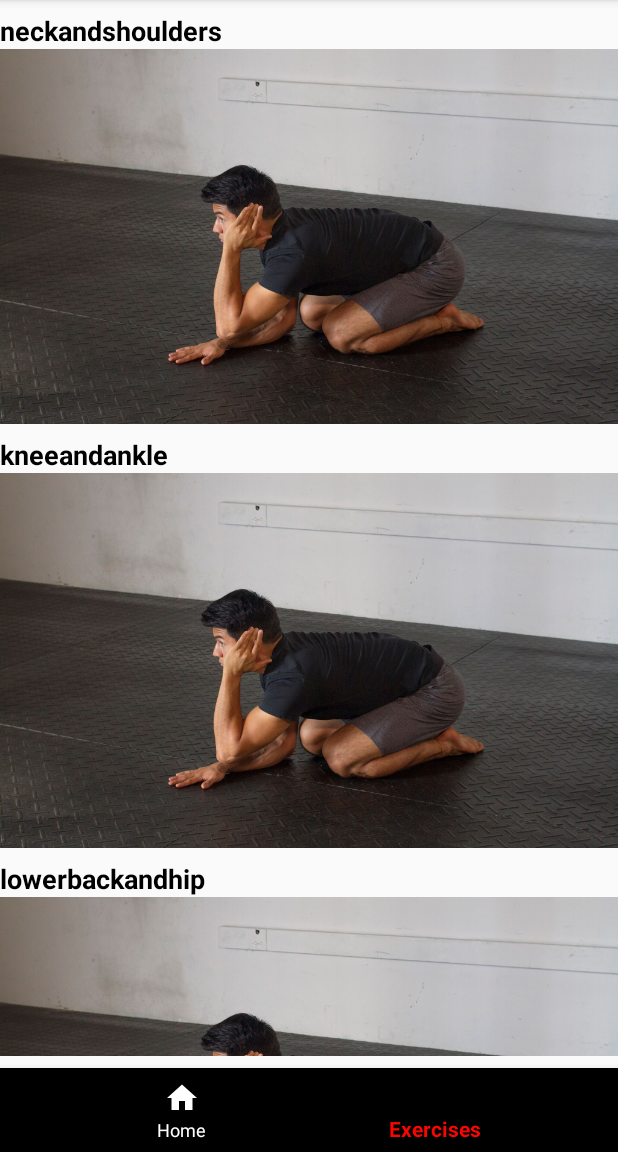
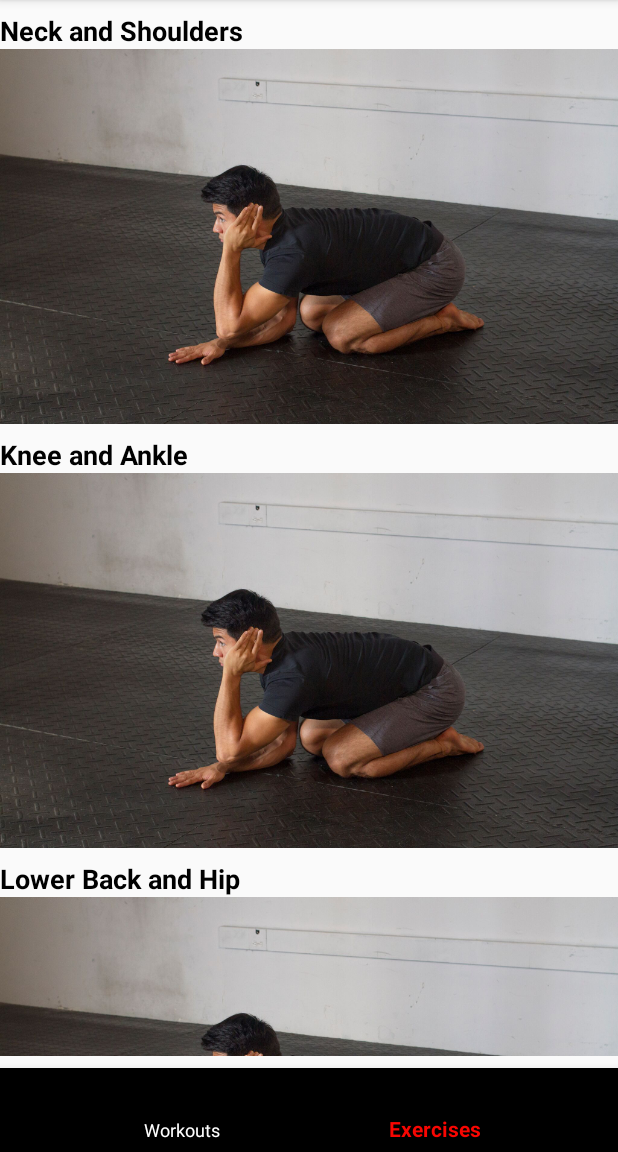
Before and after one commit to alexnassif/WorkoutByWill-android, an Android app: the screen it shows after launch (MainActivity), item 2 of the bottom bar chosen, on a phone screen of 412 x 824 dp, the part 84-1236 px from its top. Run offline under Robolectric (Android 15) with nearby library versions, the phone set to English and light mode, and no system bars; our stand-ins replace Firebase (no records; nobody signed in at launch, a user with empty details on screens opened directly).

Commit message:
worked on workout detail cell

```diff
--- a/app/src/main/java/com/alexnassif/mobile/workoutbywill/Adapters/BodyPartRecyclerAdapter.kt
+++ b/app/src/main/java/com/alexnassif/mobile/workoutbywill/Adapters/BodyPartRecyclerAdapter.kt
@@ -35,7 +35,7 @@ class BodyPartRecyclerAdapter(val context: Context, val exCategories: List<Categ
 
         fun bindCategory(category: Category, context: Context){
             val resourceId = context.resources.getIdentifier(category.image, "drawable", context.packageName)
-            categoryName?.text = category.title
+            categoryName?.text = category.uiName
 
             Glide.with(context).load(resourceId).into(categoryImage!!)
 
--- a/app/src/main/java/com/alexnassif/mobile/workoutbywill/Model/Category.kt
+++ b/app/src/main/java/com/alexnassif/mobile/workoutbywill/Model/Category.kt
@@ -3,7 +3,7 @@ package com.alexnassif.mobile.workoutbywill.Model
 /**
  * Created by raymond on 1/21/18.
  */
-class Category (val title: String, val image: String){
+class Category (val title: String, val uiName: String, val image: String){
     override fun toString(): String {
         return title
     }
--- a/app/src/main/java/com/alexnassif/mobile/workoutbywill/Services/DataService.kt
+++ b/app/src/main/java/com/alexnassif/mobile/workoutbywill/Services/DataService.kt
@@ -51,9 +51,9 @@ object DataService {
 
     val bpCategories = listOf(
 
-            Category("neckandshoulders", "placeholderpic" ),
-            Category("kneeandankle", "placeholderpic" ),
-            Category("lowerbackandhip", "placeholderpic" )
+            Category("neckandshoulders", "Neck and Shoulders" ,"placeholderpic" ),
+            Category("kneeandankle", "Knee and Ankle", "placeholderpic" ),
+            Category("lowerbackandhip", "Lower Back and Hip", "placeholderpic" )
 
     )
 }
--- a/app/src/main/res/menu/navigation.xml
+++ b/app/src/main/res/menu/navigation.xml
@@ -3,11 +3,12 @@
 
     <item
         android:id="@+id/navigation_home"
-        android:icon="@drawable/ic_home_black_24dp"
-        android:title="@string/title_home" />
+        android:checkable="false"
+        android:title="@string/title_workouts" />
 
     <item
         android:id="@+id/navigation_exercises"
+        android:checkable="false"
         android:title="@string/title_exercises" />
 
 </menu>
--- a/app/src/main/res/values/strings.xml
+++ b/app/src/main/res/values/strings.xml
@@ -1,6 +1,7 @@
 <resources>
     <string name="app_name">WorkoutByWill</string>
     <string name="title_home">Home</string>
+    <string name="title_workouts">Workouts</string>
     <string name="title_exercises">Exercises</string>
     <string name="title_notifications">Notifications</string>
 
```
Also changed, not shown: app/src/main/res/layout/workout_detail_cell.xml (added, +93 -0 lines).
